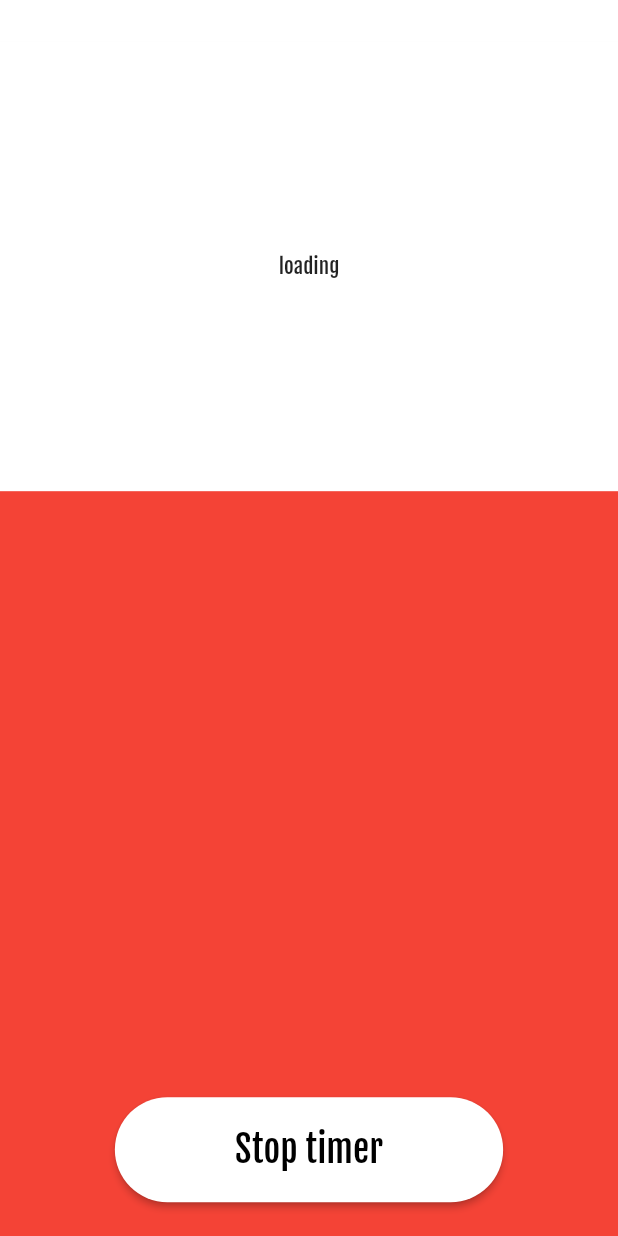
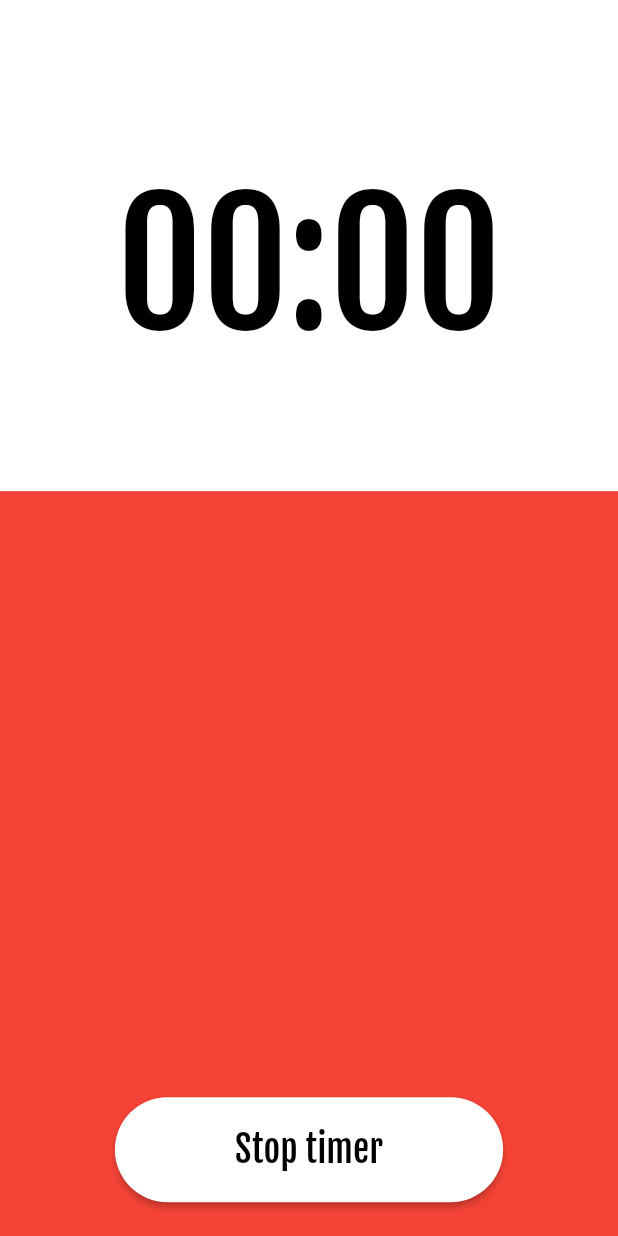
Before and after one commit to achernoprudov/pomodoro, a Flutter app: the screen it shows after launch, scrolled down 576 dp, on a phone screen of 412 x 824 dp. Run offline on Flutter 3.47's test engine with Material 2 defaults, Android fonts, the phone set to English and light mode, and no system bars.

```diff
--- a/lib/src/picker/picker_page.dart
+++ b/lib/src/picker/picker_page.dart
@@ -8,7 +8,6 @@ import 'package:pomodoro/src/widgets/split_widget.dart';
 class PickerPage extends StatelessWidget {
   @override
   Widget build(BuildContext context) {
-    var theme = Theme.of(context);
     return SplitWidget(
       topChildColor: Colors.red,
       topChild: PickerPageHeader(),
--- a/lib/src/timer/timer_widget.dart
+++ b/lib/src/timer/timer_widget.dart
@@ -6,17 +6,21 @@ class TimerWidget extends StatelessWidget {
   @override
   Widget build(BuildContext context) {
     var textTheme = Theme.of(context).textTheme;
+    var textStyle = textTheme.display4.copyWith(color: Colors.black);
     return ScopedModelDescendant<HomeViewModel>(
       builder: (context, _, viewModel) {
         return StreamBuilder(
           stream: viewModel.secondsStream,
           builder: (context, snapshot) {
             if (!snapshot.hasData) {
-              return Text('loading');
+              return Text(
+                '00:00',
+                style: textStyle,
+              );
             }
             return Text(
               '${snapshot.data}',
-              style: textTheme.display4.copyWith(color: Colors.black),
+              style: textStyle,
             );
           },
         );
```
Also changed, not shown: lib/src/home_view_model.dart (+12 -10 lines).
